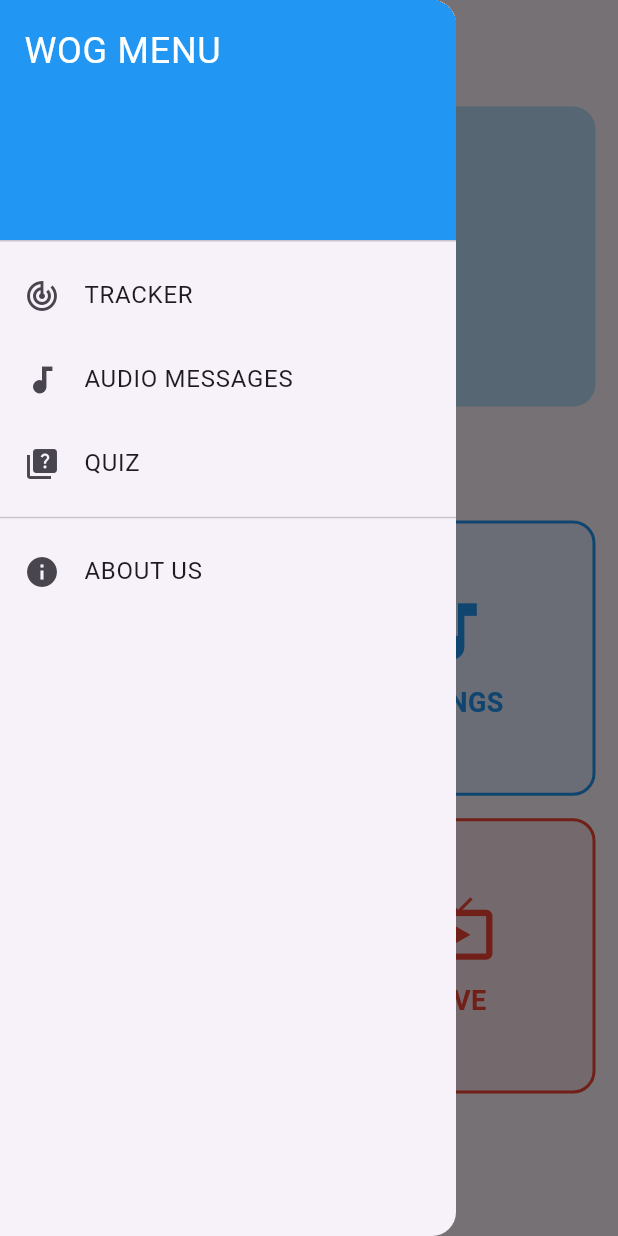
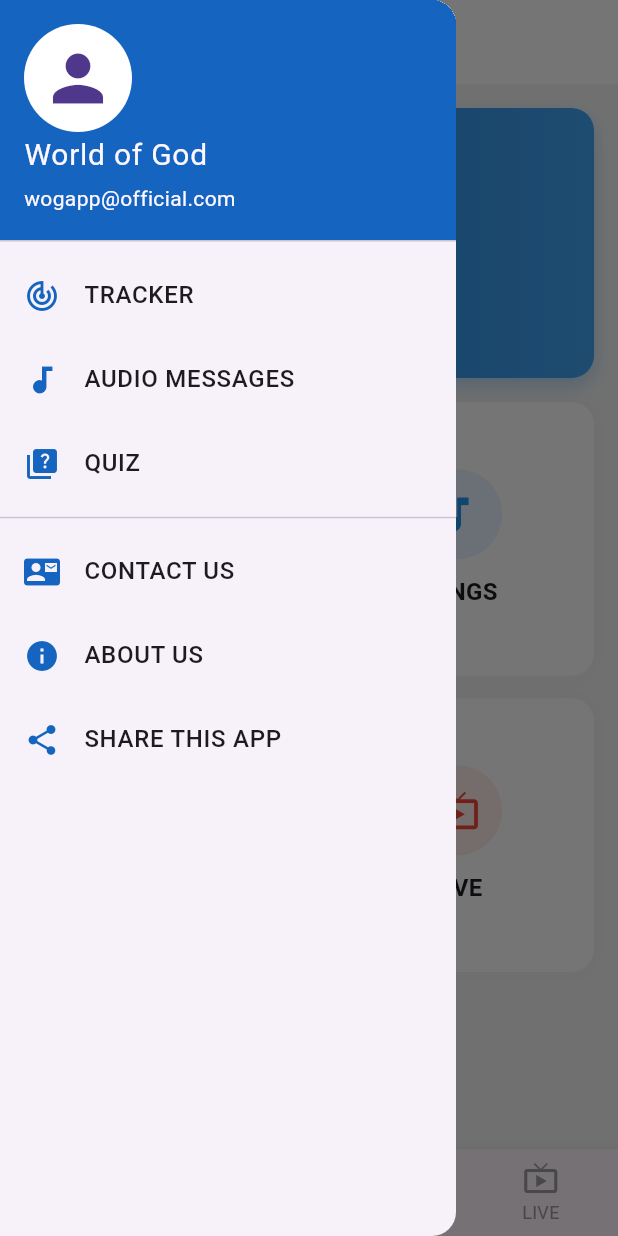
Before and after one commit to worldofgod79-del/wog_apk, a Flutter app: the screen it shows after launch, with the side drawer open, on a phone screen of 412 x 824 dp. Run offline on Flutter 3.47's test engine with Material 3 defaults, Android fonts, the phone set to English and light mode, and no system bars.

Commit message:
Update main.dart

```diff
--- a/lib/main.dart
+++ b/lib/main.dart
@@ -13,7 +13,11 @@ class WogApp extends StatelessWidget {
   Widget build(BuildContext context) {
     return MaterialApp(
       debugShowCheckedModeBanner: false,
-      theme: ThemeData(primarySwatch: Colors.blue, useMaterial3: true),
+      theme: ThemeData(
+        primarySwatch: Colors.blue,
+        useMaterial3: true,
+        scaffoldBackgroundColor: Colors.grey[100],
+      ),
       home: const SplashScreen(),
     );
   }
@@ -44,7 +48,7 @@ class _SplashScreenState extends State<SplashScreen> {
           children: [
             Icon(Icons.auto_awesome, size: 100, color: Colors.blue),
             SizedBox(height: 20),
-            Text("WOG APP", style: TextStyle(fontSize: 26, fontWeight: FontWeight.bold)),
+            Text("WOG APP", style: TextStyle(fontSize: 28, fontWeight: FontWeight.bold, color: Colors.blue)),
           ],
         ),
       ),
@@ -52,89 +56,128 @@ class _SplashScreenState extends State<SplashScreen> {
   }
 }
 
-// 2. REAL HOME PAGE (As per your structure)
-class MainHomePage extends StatelessWidget {
+// 2. MAIN HOME PAGE
+class MainHomePage extends StatefulWidget {
   const MainHomePage({super.key});
+  @override
+  State<MainHomePage> createState() => _MainHomePageState();
+}
+
+class _MainHomePageState extends State<MainHomePage> {
+  int _selectedIndex = 0;
 
   @override
   Widget build(BuildContext context) {
     return Scaffold(
-      appBar: AppBar(title: const Text("WOG HOME"), centerTitle: true),
-      drawer: _buildDrawer(context),
-      body: SingleChildScrollView(
+      appBar: AppBar(
+        title: const Text("WOG APP", style: TextStyle(fontWeight: FontWeight.bold)),
+        centerTitle: true,
+        backgroundColor: Colors.white,
+        elevation: 0,
+        iconTheme: const IconThemeData(color: Colors.blue),
+      ),
+      // SIDE MENU (IMAGE LO UNNATTE)
+      drawer: Drawer(
         child: Column(
           children: [
-            // TOP BANNER
+            UserAccountsDrawerHeader(
+              decoration: BoxDecoration(color: Colors.blue[800]),
+              accountName: const Text("World of God", style: TextStyle(fontSize: 20)),
+              accountEmail: const Text("wogapp@official.com"),
+              currentAccountPicture: const CircleAvatar(backgroundColor: Colors.white, child: Icon(Icons.person, size: 50)),
+            ),
+            _drawerItem(Icons.track_changes, "TRACKER"),
+            _drawerItem(Icons.audiotrack, "AUDIO MESSAGES"),
+            _drawerItem(Icons.quiz, "QUIZ"),
+            const Divider(),
+            _drawerItem(Icons.contact_mail, "CONTACT US"),
+            _drawerItem(Icons.info, "ABOUT US"),
+            _drawerItem(Icons.share, "SHARE THIS APP"),
+          ],
+        ),
+      ),
+      body: _buildHomeBody(),
+      bottomNavigationBar: BottomNavigationBar(
+        currentIndex: _selectedIndex,
+        selectedItemColor: Colors.blue[800],
+        unselectedItemColor: Colors.grey,
+        type: BottomNavigationBarType.fixed,
+        onTap: (i) => setState(() => _selectedIndex = i),
+        items: const [
+          BottomNavigationBarItem(icon: Icon(Icons.home), label: 'HOME'),
+          BottomNavigationBarItem(icon: Icon(Icons.book), label: 'BIBLE'),
+          BottomNavigationBarItem(icon: Icon(Icons.music_note), label: 'SONGS'),
+          BottomNavigationBarItem(icon: Icon(Icons.live_tv), label: 'LIVE'),
+        ],
+      ),
+    );
+  }
+
+  Widget _buildHomeBody() {
+    return SingleChildScrollView(
+      child: Column(
+        children: [
+          // BANNER AREA
           Container(
-              margin: const EdgeInsets.all(15),
-              height: 200,
+            height: 180,
             width: double.infinity,
+            margin: const EdgeInsets.all(16),
             decoration: BoxDecoration(
-                color: Colors.blue[100],
+              gradient: LinearGradient(colors: [Colors.blue[700]!, Colors.blue[400]!]),
               borderRadius: BorderRadius.circular(15),
+              boxShadow: [BoxShadow(color: Colors.blue.withOpacity(0.3), blurRadius: 10, offset: const Offset(0, 5))],
             ),
-              child: const Center(child: Text("BANNER / IMAGE SLIDER")),
+            child: const Center(child: Text("WELCOME TO WOG", style: TextStyle(color: Colors.white, fontSize: 22, fontWeight: FontWeight.bold))),
           ),
 
-            const Padding(
-              padding: EdgeInsets.all(10),
-              child: Text("CHOOSE A SECTION", style: TextStyle(fontSize: 18, fontWeight: FontWeight.bold)),
-            ),
-
-            // GRID MENU (4 Main Buttons)
-            GridView.count(
+          // GRID MENU (4 BUTTONS)
+          Padding(
+            padding: const EdgeInsets.symmetric(horizontal: 16),
+            child: GridView.count(
               shrinkWrap: true,
               physics: const NeverScrollableScrollPhysics(),
               crossAxisCount: 2,
-              padding: const EdgeInsets.all(15),
+              crossAxisSpacing: 15,
               mainAxisSpacing: 15,
-              crossAxisSpacing: 15,
               children: [
-                _homeButton(context, "BIBLE", Icons.menu_book, Colors.orange, const BibleListScreen()),
-                _homeButton(context, "SONGS", Icons.music_note, Colors.blue, const PlaceholderScreen(title: "Songs")),
-                _homeButton(context, "BOOKS", Icons.library_books, Colors.green, const PlaceholderScreen(title: "Books")),
-                _homeButton(context, "LIVE", Icons.live_tv, Colors.red, const PlaceholderScreen(title: "Live Stream")),
+                _menuCard("BIBLE", Icons.menu_book, Colors.orange, const BibleListScreen()),
+                _menuCard("SONGS", Icons.music_note, Colors.blue, const CommonPlaceholder(title: "Songs")),
+                _menuCard("BOOKS", Icons.library_books, Colors.green, const CommonPlaceholder(title: "Books")),
+                _menuCard("LIVE", Icons.live_tv, Colors.red, const CommonPlaceholder(title: "Live Stream")),
               ],
             ),
+          ),
+        ],
+      ),
+    );
+  }
+
+  Widget _menuCard(String title, IconData icon, Color color, Widget screen) {
+    return InkWell(
+      onTap: () => Navigator.push(context, MaterialPageRoute(builder: (context) => screen)),
+      child: Container(
+        decoration: BoxDecoration(
+          color: Colors.white,
+          borderRadius: BorderRadius.circular(15),
+          boxShadow: [BoxShadow(color: Colors.grey.withOpacity(0.1), blurRadius: 10)],
+        ),
+        child: Column(
+          mainAxisAlignment: MainAxisAlignment.center,
+          children: [
+            CircleAvatar(radius: 30, backgroundColor: color.withOpacity(0.1), child: Icon(icon, color: color, size: 30)),
+            const SizedBox(height: 10),
+            Text(title, style: const TextStyle(fontWeight: FontWeight.bold, fontSize: 16)),
           ],
         ),
       ),
     );
   }
 
-  Widget _homeButton(BuildContext context, String label, IconData icon, Color color, Widget nextScreen) {
-    return InkWell(
-      onTap: () => Navigator.push(context, MaterialPageRoute(builder: (context) => nextScreen)),
-      child: Container(
-        decoration: BoxDecoration(
-          color: color.withOpacity(0.1),
-          borderRadius: BorderRadius.circular(15),
-          border: Border.all(color: color, width: 2),
-        ),
-        child: Column(
-          mainAxisAlignment: MainAxisAlignment.center,
-          children: [
-            Icon(icon, size: 50, color: color),
-            const SizedBox(height: 10),
-            Text(label, style: TextStyle(fontSize: 18, fontWeight: FontWeight.bold, color: color)),
-          ],
-        ),
-      ),
-    );
-  }
-
-  Widget _buildDrawer(BuildContext context) {
-    return Drawer(
-      child: ListView(
-        children: [
-          const DrawerHeader(decoration: BoxDecoration(color: Colors.blue), child: Text("WOG MENU", style: TextStyle(color: Colors.white, fontSize: 24))),
-          ListTile(leading: const Icon(Icons.track_changes), title: const Text("TRACKER"), onTap: () {}),
-          ListTile(leading: const Icon(Icons.audiotrack), title: const Text("AUDIO MESSAGES"), onTap: () {}),
-          ListTile(leading: const Icon(Icons.quiz), title: const Text("QUIZ"), onTap: () {}),
-          const Divider(),
-          ListTile(leading: const Icon(Icons.info), title: const Text("ABOUT US"), onTap: () {}),
-        ],
-      ),
+  Widget _drawerItem(IconData icon, String title) {
+    return ListTile(
+      leading: Icon(icon, color: Colors.blue[800]),
+      title: Text(title, style: const TextStyle(fontWeight: FontWeight.w500)),
+      onTap: () => Navigator.pop(context),
     );
   }
 }
@@ -147,46 +190,39 @@ class BibleListScreen extends StatefulWidget {
 }
 
 class _BibleListScreenState extends State<BibleListScreen> {
-  List _bibleBooks = [];
-
+  List _books = [];
   @override
   void initState() {
     super.initState();
     loadBible();
   }
-
   Future<void> loadBible() async {
-    final String response = await rootBundle.loadString('assets/bible.json');
-    final data = await json.decode(response);
-    setState(() { _bibleBooks = data["books"]; });
+    final String res = await rootBundle.loadString('assets/bible.json');
+    final data = json.decode(res);
+    setState(() => _books = data["books"]);
   }
-
   @override
   Widget build(BuildContext context) {
     return Scaffold(
       appBar: AppBar(title: const Text("HOLY BIBLE")),
-      body: _bibleBooks.isEmpty
-        ? const Center(child: CircularProgressIndicator())
-        : ListView.builder(
-            itemCount: _bibleBooks.length,
+      body: ListView.builder(
+        itemCount: _books.length,
         itemBuilder: (context, i) => ListTile(
-              title: Text(_bibleBooks[i]["name"]),
-              trailing: const Icon(Icons.arrow_forward_ios, size: 14),
+          leading: const Icon(Icons.book_online, color: Colors.orange),
+          title: Text(_books[i]["name"]),
           onTap: () => Navigator.push(context, MaterialPageRoute(builder: (context) =>
-                ChapterScreen(bookName: _bibleBooks[i]["name"], chapters: _bibleBooks[i]["chapters"]))),
+            ChapterScreen(bookName: _books[i]["name"], chapters: _books[i]["chapters"]))),
         ),
       ),
     );
   }
 }
 
-// (ChapterScreen and VerseScreen logic ikkade untundi - code length limit valla kindha extend chesthunna...)
-
+// 4. CHAPTERS & VERSES (Previous Logic kept same)
 class ChapterScreen extends StatelessWidget {
   final String bookName;
   final List chapters;
   const ChapterScreen({super.key, required this.bookName, required this.chapters});
-
   @override
   Widget build(BuildContext context) {
     return Scaffold(
@@ -209,7 +245,6 @@ class VerseScreen extends StatelessWidget {
   final int chapterNum;
   final List verses;
   const VerseScreen({super.key, required this.chapterNum, required this.verses});
-
   @override
   Widget build(BuildContext context) {
     return Scaffold(
@@ -217,7 +252,7 @@ class VerseScreen extends StatelessWidget {
       body: ListView.builder(
         itemCount: verses.length,
         itemBuilder: (context, i) => ListTile(
-          leading: Text("${verses[i]["number"]}.", style: const TextStyle(fontWeight: FontWeight.bold)),
+          leading: Text("${verses[i]["number"]}.", style: const TextStyle(fontWeight: FontWeight.bold, color: Colors.blue)),
           title: Text(verses[i]["text"]),
         ),
       ),
@@ -225,11 +260,11 @@ class VerseScreen extends StatelessWidget {
   }
 }
 
-class PlaceholderScreen extends StatelessWidget {
+class CommonPlaceholder extends StatelessWidget {
   final String title;
-  const PlaceholderScreen({super.key, required this.title});
+  const CommonPlaceholder({super.key, required this.title});
   @override
   Widget build(BuildContext context) {
-    return Scaffold(appBar: AppBar(title: Text(title)), body: Center(child: Text("$title Screen Coming Soon")));
+    return Scaffold(appBar: AppBar(title: Text(title)), body: Center(child: Text("$title Section Under Construction")));
   }
 }
```
Lines whose indentation alone changed are shown as unchanged.
